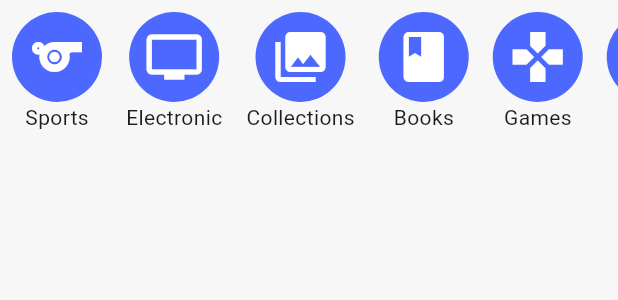
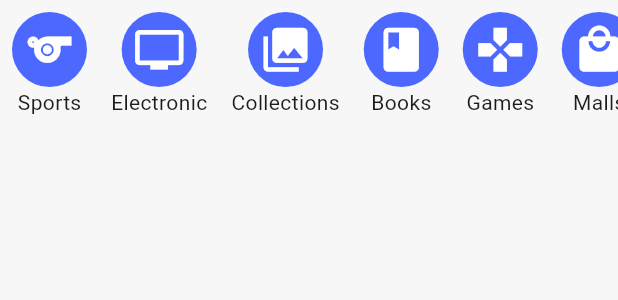
Before and after one commit to NabilKhmaiS/our_Market, a Flutter app: the CategoryListview widget shown alone on an empty page, opened directly, on a phone screen of 412 x 824 dp. Shown: the top 300 px of the screen. Run offline on Flutter 3.47's test engine with Material 3 defaults, Android fonts, the phone set to English and light mode, and no system bars; our stand-ins replace bloc, flutter_bloc, google_nav_bar; network calls fail.

```diff
--- a/lib/features/home/views/nav_bar/ui/home views/Category_list view.dart
+++ b/lib/features/home/views/nav_bar/ui/home views/Category_list view.dart
@@ -16,10 +16,10 @@ class CategoryListview extends StatelessWidget {
           child: Column(
             children: [
               CircleAvatar(
-                radius: 30,
+                radius: 25,
                 backgroundColor: AppColors.kPrimaryColor,
                 foregroundColor: AppColors.kWhiteColor,
-                child: Icon(getCategories[index].icon,size: 40,),
+                child: Icon(getCategories[index].icon,size: 35,),
 
               ),
               Text(getCategories[index].text),
```
Also changed, not shown: lib/features/home/views/nav_bar/ui/home views/home_view.dart (+26 -0 lines).
